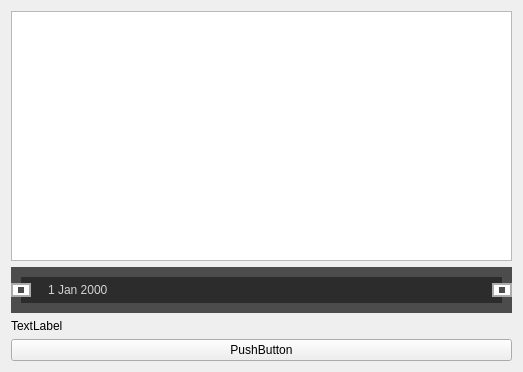
This is Gui/Form.ui in xtuer/Qt as Qt 5 draws it before an edit. The edited form follows.
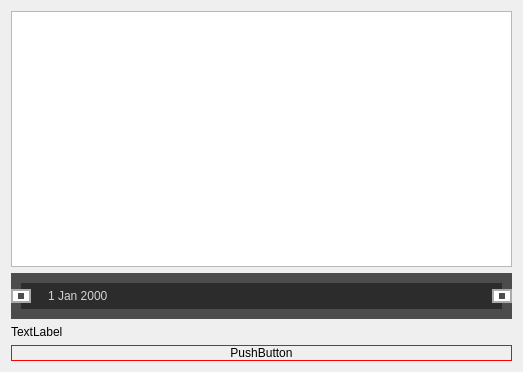
This is the edited form.

What changed in the file:
```diff
--- a/Gui/Form.ui
+++ b/Gui/Form.ui
@@ -14,7 +14,12 @@
    <string>分组布局</string>
   </property>
   <property name="styleSheet">
-   <string notr="true">QDateEdit {
+   <string notr="true">QPushButton {
+    qproperty-flat: true;
+    border: 1px solid red;
+	border-radius: 50%;
+}
+QDateEdit {
     color: lightgray;
     background: rgb(44, 44, 44);
     border: 10px solid rgb(76, 76, 76);
```
